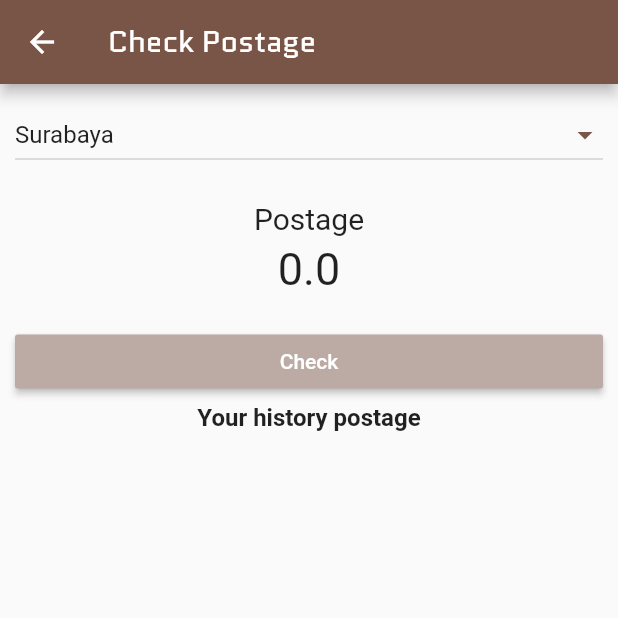
After one commit to alyafaizah/dicodingalya, a Flutter app: the screen it shows after launch, after a tap on "Check postage", on a phone screen of 412 x 824 dp, the top half of it. The commit adds this screen. Run offline on Flutter 3.47's test engine with Material 2 defaults, Android fonts, the light colour scheme and no system bars.

Commit message:
fix code

```diff
--- a/lib/pages/catalog.dart
+++ b/lib/pages/catalog.dart
@@ -21,7 +21,7 @@ class _CatalogState extends State<Catalog> {
             leading: new IconButton(
               icon: Icon(
                 Icons.arrow_back,
-                color: Colors.black,
+                color: Colors.white,
               ),
               onPressed: () {
                 Navigator.push(
--- /dev/null
+++ b/lib/pages/ongkir.dart
@@ -0,0 +1,167 @@
+import 'package:dicodingalya/pages/start.dart';
+import 'package:flutter/material.dart';
+
+class Ongkir extends StatefulWidget {
+  @override
+  _OngkirState createState() => _OngkirState();
+}
+
+class _OngkirState extends State<Ongkir> {
+  //variabel
+  String _newValue = "Surabaya";
+  double _result = 0;
+  //variabel lain
+  var listItem = [
+    "Surabaya",
+    "Malang",
+    "Bandung",
+    "Bogor",
+    "Jogja",
+    "Semarang",
+    "Solo",
+    "Denpasar"
+  ];
+  List<String> listViewItem = [];
+
+  void konversi() {
+    //perhitungan ongkir
+    setState(() {
+      print(listViewItem.length);
+      if (_newValue == "Surabaya")
+        _result = 21000;
+      else if (_newValue == "Malang")
+        _result = 25000;
+      else if (_newValue == "Bandung")
+        _result = 12000;
+      else if (_newValue == "Bogor")
+        _result = 14000;
+      else if (_newValue == "Jogja")
+        _result = 23000;
+      else if (_newValue == "Semarang")
+        _result = 27000;
+      else if (_newValue == "Solo")
+        _result = 25000;
+      else
+        _result = 37000;
+      listViewItem.add("Postage to $_newValue = IDR $_result  ");
+    });
+  }
+
+  void dropdownOnChanged(String changeValue) {
+    setState(() {
+      _newValue = changeValue;
+    });
+  }
+
+  @override
+  Widget build(BuildContext context) {
+    return MaterialApp(
+      theme: ThemeData(
+        primarySwatch:
+            Colors.brown,
+        visualDensity: VisualDensity.adaptivePlatformDensity,
+      ),
+      debugShowCheckedModeBanner: false,
+      home: Scaffold(
+        appBar: AppBar(
+          leading: new IconButton(
+            icon: Icon(
+              Icons.arrow_back,
+              color: Colors.white,
+            ),
+            onPressed: () {
+              Navigator.push(
+                context,
+                MaterialPageRoute(
+                    builder: (context) =>
+                        StartPage()
+                    ),
+              );
+            },
+          ),
+          title: Text(
+            'Check Postage',
+            style: TextStyle(
+              fontFamily: 'Quantico',
+            ),
+          ),
+        ),
+        body: Container(
+          margin: EdgeInsets.all(10),
+          child: Column(
+            mainAxisAlignment: MainAxisAlignment.start,
+            children: [
+              DropdownButton<String>(
+                iconEnabledColor: Colors
+                    .brown,
+                dropdownColor: Colors.grey,
+                items: listItem.map((String value) {
+                  return DropdownMenuItem<String>(
+                    value: value,
+                    child: Text(value),
+                  );
+                }).toList(),
+                value: _newValue,
+                onChanged: dropdownOnChanged,
+                isExpanded: true,
+              ),
+              Container(
+                margin: EdgeInsets.only(top: 20, bottom: 20),
+                child: Column(
+                  mainAxisAlignment:
+                      MainAxisAlignment.center,
+                  children: [
+                    Text(
+                      "Postage",
+                      style: TextStyle(fontSize: 20),
+                    ),
+                    SizedBox(height: 5,),
+                    Text(
+                      _result.toStringAsFixed(1),
+                      style: TextStyle(fontSize: 30),
+                    )
+                  ],
+                ),
+              ),
+              Container(
+                width: 500,
+                child: RaisedButton(
+                    textColor:
+                        Colors.white,
+                    onPressed: konversi,
+                    color: Colors.brown.shade200,
+                    child: Text(
+                      "Check",
+                    )),
+              ),
+              Container(
+                padding: EdgeInsets.all(4.0),
+                child: Text(
+                  "Your history postage",
+                  style:
+                      new TextStyle(fontSize: 16, fontWeight: FontWeight.bold),
+                ),
+              ),
+              Expanded(
+                child: ListView.builder(
+                  itemCount: listViewItem.length,
+                  itemBuilder: (context, index) {
+                    return Container(
+                      margin: EdgeInsets.all(10),
+                      child: Text(
+                        listViewItem[index],
+                        style: new TextStyle(
+                          fontSize: 14,
+                        ),
+                      ),
+                    );
+                  },
+                ),
+              ),
+            ],
+          ),
+        ),
+      ),
+    );
+  }
+}
--- a/lib/pages/signin.dart
+++ b/lib/pages/signin.dart
@@ -23,7 +23,7 @@ class _DaftarState extends State<Daftar> {
         leading: new IconButton(
           icon: Icon(
             Icons.arrow_back,
-            color: Colors.black,
+            color: Colors.white,
           ),
           onPressed: () {
             Navigator.push(
--- a/lib/pages/start.dart
+++ b/lib/pages/start.dart
@@ -1,4 +1,5 @@
 import 'package:dicodingalya/pages/catalog.dart';
+import 'package:dicodingalya/pages/ongkir.dart';
 import 'package:dicodingalya/pages/signin.dart';
 import 'package:flutter/material.dart';
 
@@ -87,6 +88,18 @@ class StartPage extends StatelessWidget {
                     child: Text(
                       "Join with Bomb",
                     )),
+                    RaisedButton(
+                    onPressed: () {
+                      Navigator.push(
+                        context,
+                        MaterialPageRoute(builder: (context) => Ongkir()),
+                      );
+                    },
+                    color: Colors.brown.shade300,
+                    textColor: Colors.white,
+                    child: Text(
+                      "Check postage",
+                    )),
               ],
             ),
           ),
```
Also changed, not shown: lib/pages/detailscust.dart (added).
